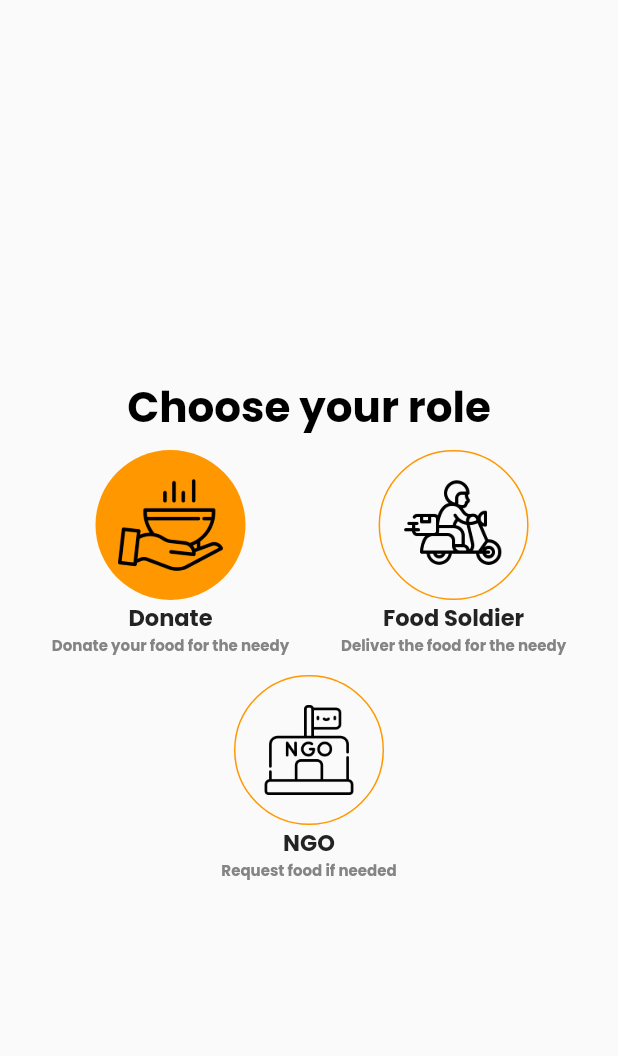
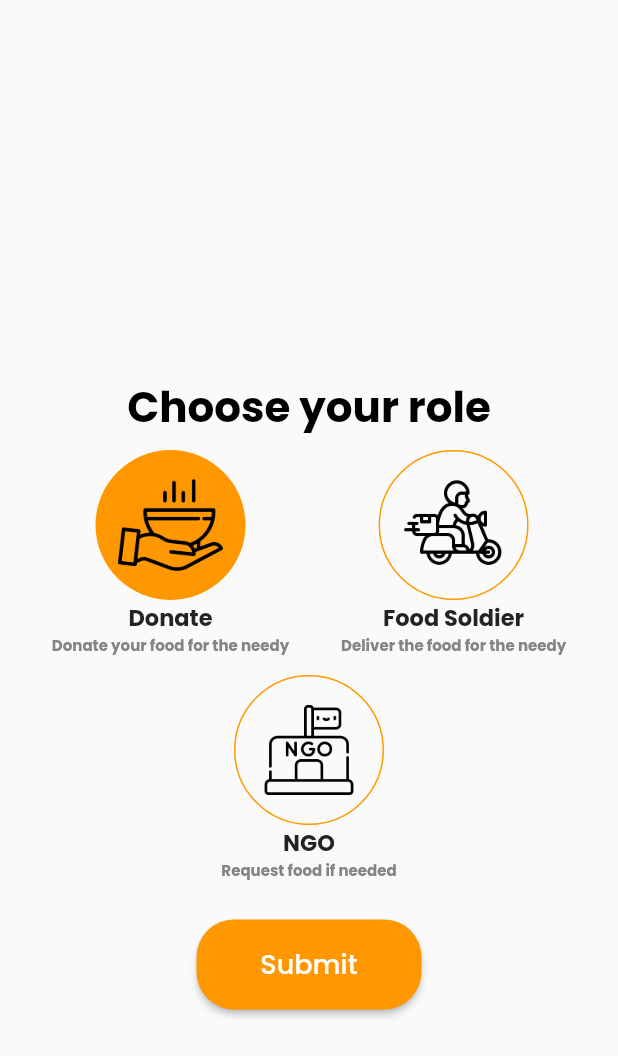
Before and after one commit to nisha-2408/Feedie, a Flutter app: the ChooseRole screen opened directly, on a phone screen of 412 x 824 dp. Shown: the top 1056 px of the screen. Run offline on Flutter 3.47's test engine with Material 2 defaults, Android fonts, the phone set to English and light mode, and no system bars; our stand-ins replace firebase_auth, firebase_core, flutter_map, geocoding, geolocator, google_sign_in and 3 more; missing offline and left inert: regexed_validator; accounts and stored records are empty.

Commit message:
choose role done

```diff
--- a/lib/main.dart
+++ b/lib/main.dart
@@ -3,6 +3,7 @@
 import 'package:feedie/providers/auth.dart';
 import 'package:feedie/providers/hunger_spot.dart';
 import 'package:feedie/providers/user_data.dart';
+import 'package:feedie/screens/choose_role_screen.dart';
 import 'package:feedie/screens/forgot_password_screen.dart';
 import 'package:feedie/screens/home_screen.dart';
 import 'package:feedie/screens/hunger_spot_form_screen.dart';
@@ -72,7 +73,7 @@ class _MyAppState extends State<MyApp> {
                     style: ElevatedButton.styleFrom(
                         backgroundColor: Colors.orange))),
             home: auth.isAuth
-                ? Home()
+                ? auth.newUser ? ChooseRole() : Home()
                 : FutureBuilder(
                     future: auth.tryAutoLogin(),
                     builder: (context, snapshot) =>
--- a/lib/screens/choose_role_screen.dart
+++ b/lib/screens/choose_role_screen.dart
@@ -1,8 +1,11 @@
-// ignore_for_file: unnecessary_import, implementation_imports, prefer_const_constructors
+// ignore_for_file: unnecessary_import, implementation_imports, prefer_const_constructors, use_build_context_synchronously
 
+import 'package:feedie/providers/auth.dart';
+import 'package:feedie/providers/user_data.dart';
 import 'package:flutter/material.dart';
 import 'package:flutter/src/widgets/container.dart';
 import 'package:flutter/src/widgets/framework.dart';
+import 'package:provider/provider.dart';
 
 class ChooseRole extends StatefulWidget {
   const ChooseRole({super.key});
@@ -12,6 +15,18 @@ class ChooseRole extends StatefulWidget {
 }
 
 class _ChooseRoleState extends State<ChooseRole> {
+  int selectedRole = 1;
+  List<String> li = ['Donor', 'Volunteer', 'NGO'];
+  void submitData() async {
+    await Provider.of<UserData>(context, listen: false)
+        .setUserRole(li[selectedRole])
+        .then(
+      (value) {
+        Provider.of<Auth>(context, listen: false).users = false;
+      },
+    );
+  }
+
   @override
   Widget build(BuildContext context) {
     return Scaffold(
@@ -31,38 +46,89 @@ class _ChooseRoleState extends State<ChooseRole> {
               children: [
                 Column(
                   children: [
-                    Container(
+                    GestureDetector(
+                      onTap: () {
+                        setState(() {
+                          selectedRole = 1;
+                        });
+                      },
+                      child: Container(
                         width: 100,
                         height: 100,
                         decoration: BoxDecoration(
                             borderRadius: BorderRadius.circular(60),
-                        color: Theme.of(context).colorScheme.primary
-                      ),
-
+                            color: selectedRole == 1
+                                ? Theme.of(context).colorScheme.primary
+                                : null,
+                            border: selectedRole == 1
+                                ? null
+                                : Border.all(
+                                    color:
+                                        Theme.of(context).colorScheme.primary)),
                         child: Container(
                             padding: EdgeInsets.all(15),
-                        child: Image(image: AssetImage('assets/images/food.png'), width: 55, height: 55,)),
+                            child: Image(
+                              image: AssetImage('assets/images/food.png'),
+                              width: 55,
+                              height: 55,
+                            )),
                       ),
-                    Text('Donate', style: TextStyle(color: Color.fromARGB(255, 35, 35, 35), fontSize: 15),),
-                    Text('Donate your food for the needy', style: TextStyle(color: Color.fromARGB(255, 132, 132, 132), fontSize: 10),)
+                    ),
+                    Text(
+                      'Donate',
+                      style: TextStyle(
+                          color: Color.fromARGB(255, 35, 35, 35), fontSize: 15),
+                    ),
+                    Text(
+                      'Donate your food for the needy',
+                      style: TextStyle(
+                          color: Color.fromARGB(255, 132, 132, 132),
+                          fontSize: 10),
+                    )
                   ],
                 ),
                 Column(
                   children: [
-                    Container(
+                    GestureDetector(
+                      onTap: () {
+                        setState(() {
+                          selectedRole = 2;
+                        });
+                      },
+                      child: Container(
                         width: 100,
                         height: 100,
                         decoration: BoxDecoration(
                           borderRadius: BorderRadius.circular(60),
-                        border: Border.all(color: Theme.of(context).colorScheme.primary)
+                          color: selectedRole == 2
+                              ? Theme.of(context).colorScheme.primary
+                              : null,
+                          border: selectedRole == 2
+                              ? null
+                              : Border.all(
+                                  color: Theme.of(context).colorScheme.primary),
                         ),
-
                         child: Container(
                             padding: EdgeInsets.all(15),
-                        child: Image(image: AssetImage('assets/images/fast-delivery.png'), width: 55, height: 55,)),
+                            child: Image(
+                              image:
+                                  AssetImage('assets/images/fast-delivery.png'),
+                              width: 55,
+                              height: 55,
+                            )),
                       ),
-                    Text('Food Soldier', style: TextStyle(color: Color.fromARGB(255, 35, 35, 35), fontSize: 15),),
-                    Text('Deliver the food for the needy', style: TextStyle(color: Color.fromARGB(255, 132, 132, 132), fontSize: 10),)
+                    ),
+                    Text(
+                      'Food Soldier',
+                      style: TextStyle(
+                          color: Color.fromARGB(255, 35, 35, 35), fontSize: 15),
+                    ),
+                    Text(
+                      'Deliver the food for the needy',
+                      style: TextStyle(
+                          color: Color.fromARGB(255, 132, 132, 132),
+                          fontSize: 10),
+                    )
                   ],
                 )
               ],
@@ -72,22 +138,63 @@ class _ChooseRoleState extends State<ChooseRole> {
             ),
             Column(
               children: [
-                    Container(
+                GestureDetector(
+                  onTap: () {
+                    setState(() {
+                      selectedRole = 3;
+                    });
+                  },
+                  child: Container(
                     width: 100,
                     height: 100,
                     decoration: BoxDecoration(
                         borderRadius: BorderRadius.circular(60),
-                        border: Border.all(color: Theme.of(context).colorScheme.primary)
-                      ),
-
+                        color: selectedRole == 3
+                            ? Theme.of(context).colorScheme.primary
+                            : null,
+                        border: selectedRole == 3
+                            ? null
+                            : Border.all(
+                                color: Theme.of(context).colorScheme.primary)),
                     child: Container(
                         padding: EdgeInsets.all(19),
-                        child: Image(image: AssetImage('assets/images/ngo.png'), width: 55, height: 55,)),
+                        child: Image(
+                          image: AssetImage('assets/images/ngo.png'),
+                          width: 55,
+                          height: 55,
+                        )),
                   ),
-                    Text('NGO', style: TextStyle(color: Color.fromARGB(255, 35, 35, 35), fontSize: 15),),
-                    Text('Request food if needed', style: TextStyle(color: Color.fromARGB(255, 132, 132, 132), fontSize: 10),)
+                ),
+                Text(
+                  'NGO',
+                  style: TextStyle(
+                      color: Color.fromARGB(255, 35, 35, 35), fontSize: 15),
+                ),
+                Text(
+                  'Request food if needed',
+                  style: TextStyle(
+                      color: Color.fromARGB(255, 132, 132, 132), fontSize: 10),
+                )
               ],
-                )
+            ),
+            SizedBox(
+              height: 25,
+            ),
+            SizedBox(
+              width: 150,
+              height: 60,
+              child: ElevatedButton(
+                  style: ButtonStyle(
+                      shape: MaterialStateProperty.all<RoundedRectangleBorder>(
+                          RoundedRectangleBorder(
+                    borderRadius: BorderRadius.circular(25),
+                  ))),
+                  onPressed: submitData,
+                  child: Text(
+                    "Submit",
+                    style: TextStyle(fontSize: 18, fontFamily: 'Poppins'),
+                  )),
+            ),
           ],
         ),
       ),
--- a/lib/screens/home_screen.dart
+++ b/lib/screens/home_screen.dart
@@ -60,7 +60,7 @@ class _HomeState extends State<Home> {
           ? Center(
               child: CircularProgressIndicator(),
             )
-          : ChooseRole(),
+          : pages[selectedIndex],
       bottomNavigationBar: BottomNavigationBar(
         backgroundColor: Color.fromARGB(255, 187, 187, 187),
         selectedItemColor: Theme.of(context).colorScheme.primary,
```
Also changed, not shown: lib/providers/auth.dart (+14 -0 lines), lib/providers/user_data.dart (+23 -3 lines). Lines whose indentation alone changed are shown as unchanged.
